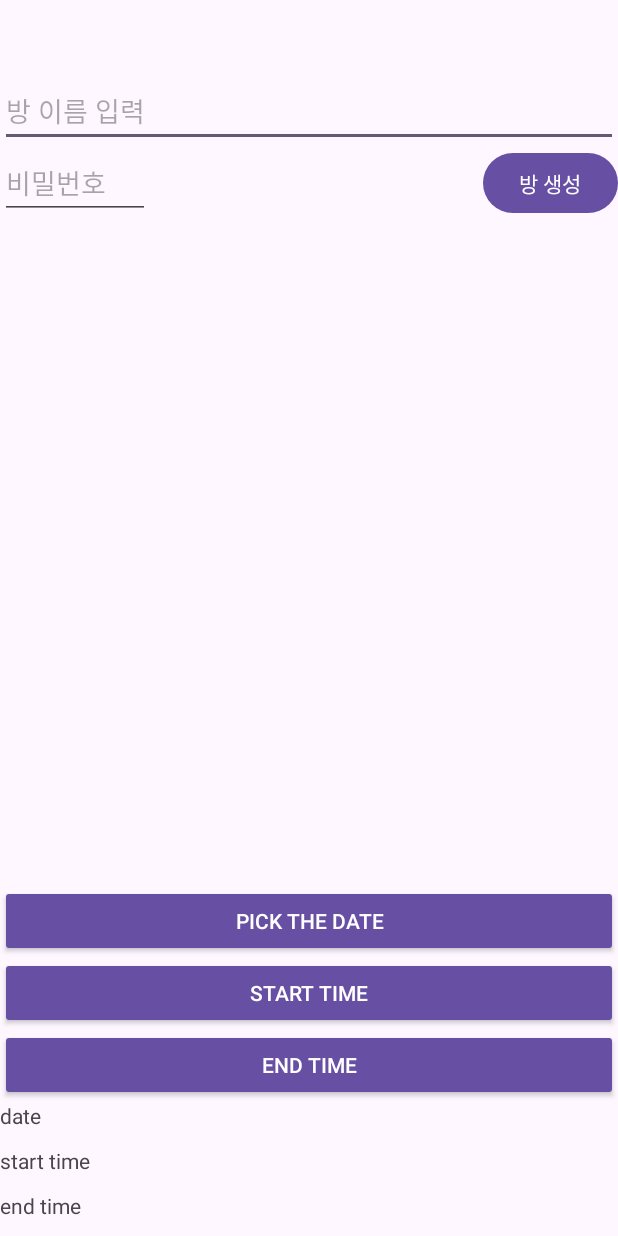
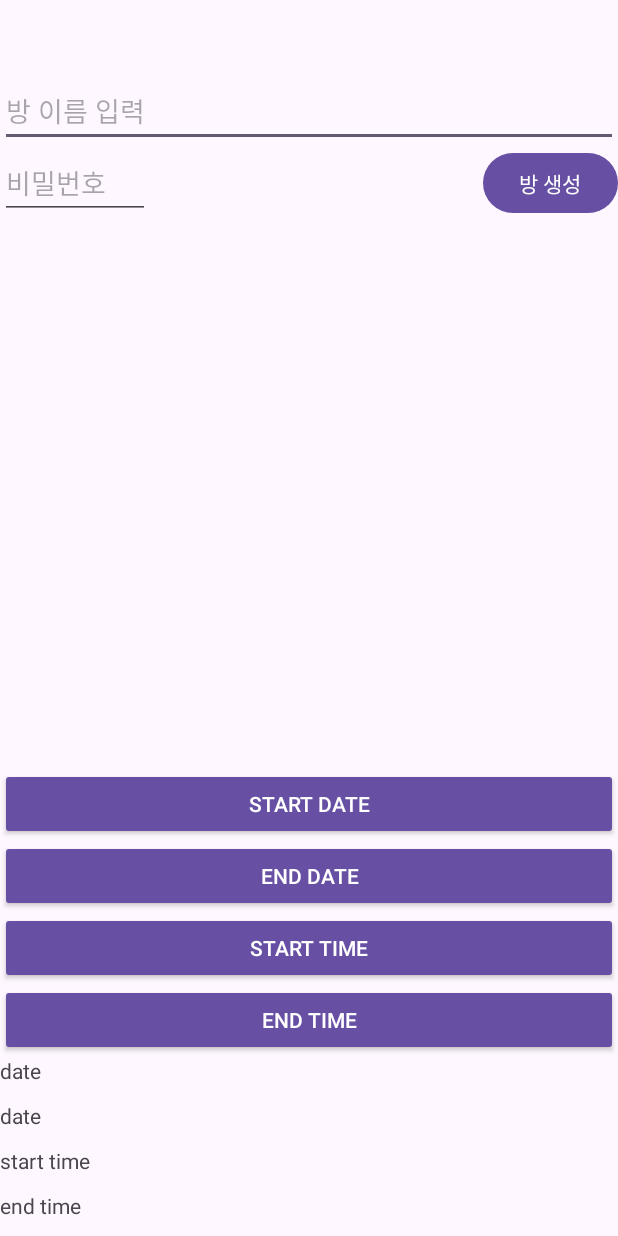
Before and after one commit to swisdom784/TimeToMeet, an Android app: the MakeRoomActivity screen opened directly, with no data from a screen before it, on a phone screen of 412 x 824 dp. Run offline under Robolectric (Android 15) with nearby library versions, the phone set to English and light mode, and no system bars; our stand-ins replace Firebase (no records; nobody signed in at launch, a user with empty details on screens opened directly); 1 statement that could not run was skipped.

Commit message:
room클래스,방생성xml,java수정

```diff
--- a/Video/app/src/main/res/layout/activity_make_room.xml
+++ b/Video/app/src/main/res/layout/activity_make_room.xml
@@ -37,14 +37,24 @@
         app:layout_constraintBottom_toBottomOf="parent">
 
         <Button
-            android:id="@+id/datepicker_btn"
+            android:id="@+id/start_datepicker_btn"
             style="@style/Widget.AppCompat.Button"
             android:layout_width="match_parent"
             android:layout_height="wrap_content"
-            android:text="Pick the Date"
+            android:text="Start Date"
             android:clickable="true"
-            android:onClick="clickdateBtn"
+            android:onClick="clickstartdateBtn"
             android:layout_gravity="center"/>
+        <Button
+            android:id="@+id/end_datepicker_btn"
+            style="@style/Widget.AppCompat.Button"
+            android:layout_width="match_parent"
+            android:layout_height="wrap_content"
+            android:text="End Date"
+            android:clickable="true"
+            android:onClick="clickenddateBtn"
+            android:layout_gravity="center"/>
+
         <Button
             android:id="@+id/timepicker_btn1"
             style="@style/Widget.AppCompat.Button"
@@ -64,7 +74,13 @@
             android:onClick="clicktimeBtn2"
             android:layout_gravity="center"/>
         <TextView
-            android:id="@+id/datetext_btn"
+            android:id="@+id/datetext_btn1"
+            android:layout_width="match_parent"
+            android:layout_height="30dp"
+            android:layout_gravity="center"
+            android:text="date"/>
+        <TextView
+            android:id="@+id/datetext_btn2"
             android:layout_width="match_parent"
             android:layout_height="30dp"
             android:layout_gravity="center"
```
Also changed, not shown: Video/app/src/main/java/com/example/video/MakeRoomActivity.java (+47 -15 lines), Video/app/src/main/java/com/example/video/room.java (+14 -11 lines).
